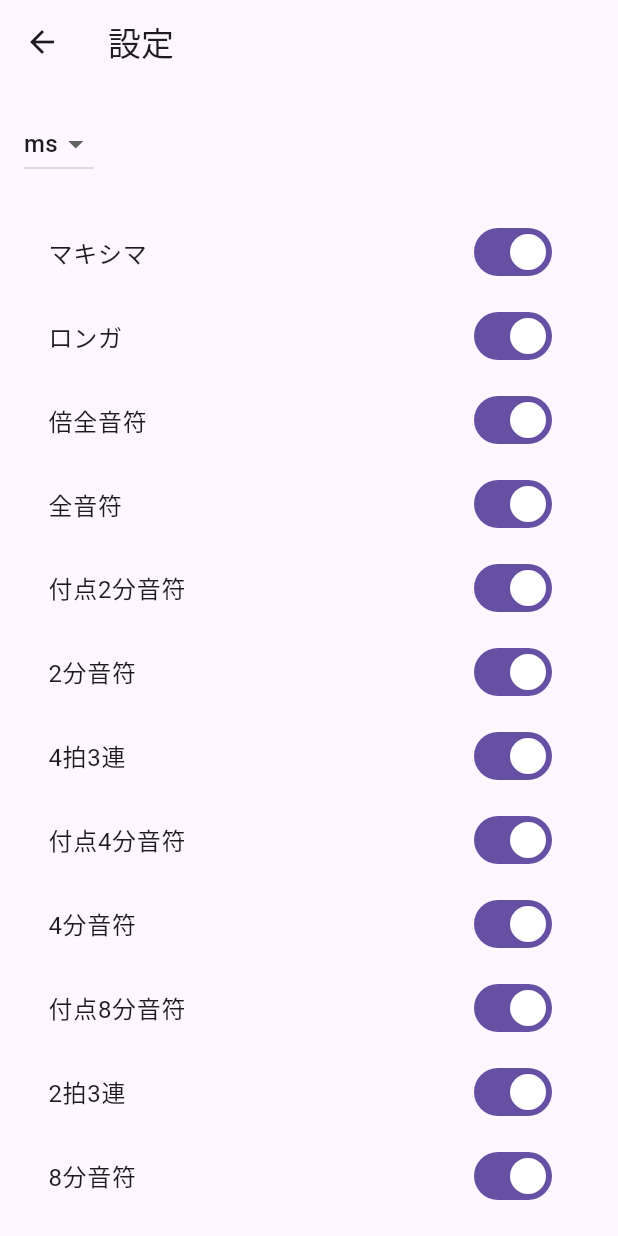
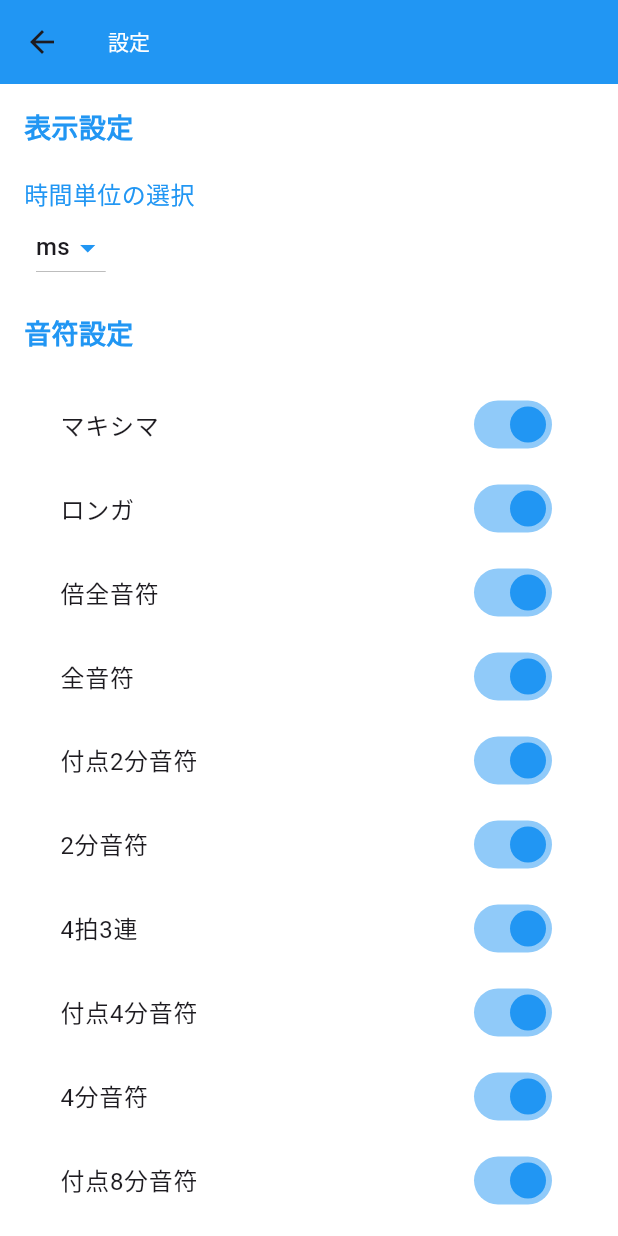
Before and after one commit to ryuya0124/musical_note_calculator, a Flutter app: the screen it shows after launch, after a tap on the "settings" icon, on a phone screen of 412 x 824 dp. Run offline on Flutter 3.47's test engine with Material 3 defaults, Android fonts, the phone set to English and light mode, and no system bars.

Commit message:
UI改善、配色をmain.dartに集約

```diff
--- a/lib/home_page.dart
+++ b/lib/home_page.dart
@@ -1,7 +1,7 @@
 import 'package:flutter/material.dart';
 import 'package:provider/provider.dart';
-import 'settings_page.dart'; // 設定ページのインポート
-import 'settings_model.dart'; // SettingsModel のインポート
+import 'settings_page.dart';
+import 'settings_model.dart';
 
 class HomePage extends StatefulWidget {
   @override
@@ -32,7 +32,6 @@ class _HomePageState extends State<HomePage> {
           IconButton(
             icon: Icon(Icons.settings),
             onPressed: () {
-              // 設定画面に遷移
               Navigator.push(
                 context,
                 MaterialPageRoute(builder: (context) => SettingsPage()),
--- a/lib/main.dart
+++ b/lib/main.dart
@@ -1,12 +1,15 @@
+//main.dart
+
 import 'package:flutter/material.dart';
 import 'package:provider/provider.dart';
 import 'home_page.dart';
-import 'settings_model.dart';
+import 'settings_page.dart';
+import 'settings_model.dart'; // SettingsModelをインポート
 
 void main() {
   runApp(
     ChangeNotifierProvider(
-      create: (context) => SettingsModel(),
+      create: (context) => SettingsModel(), // SettingsModelを提供
       child: MyApp(),
     ),
   );
@@ -17,6 +20,17 @@ class MyApp extends StatelessWidget {
   Widget build(BuildContext context) {
     return MaterialApp(
       title: 'Musical Note Calculator',
+      theme: ThemeData(
+        primaryColor: Colors.blue,
+        appBarTheme: AppBarTheme(
+          backgroundColor: Colors.blue,
+          titleTextStyle: TextStyle(color: Colors.white),
+        ),
+        scaffoldBackgroundColor: Colors.white,
+        textTheme: TextTheme(
+          bodyLarge: TextStyle(color: Colors.black),
+        ),
+      ),
       debugShowCheckedModeBanner: false,
       home: HomePage(),
     );
--- a/lib/settings_model.dart
+++ b/lib/settings_model.dart
@@ -1,3 +1,5 @@
+//settings_model.dart
+
 import 'package:flutter/material.dart';
 
 class SettingsModel extends ChangeNotifier {
--- a/lib/settings_page.dart
+++ b/lib/settings_page.dart
@@ -5,9 +5,13 @@ import 'settings_model.dart';
 class SettingsPage extends StatelessWidget {
   @override
   Widget build(BuildContext context) {
+    // AppBarの背景色を取得
+    final appBarColor = Theme.of(context).primaryColor;
+
     return Scaffold(
       appBar: AppBar(
         title: Text('設定'),
+        backgroundColor: appBarColor, // AppBarの背景色を設定
       ),
       body: Padding(
         padding: const EdgeInsets.all(16.0),
@@ -15,8 +19,28 @@ class SettingsPage extends StatelessWidget {
           child: Column(
             crossAxisAlignment: CrossAxisAlignment.start,
             children: [
-              // 単位選択用のDropdownButton
-              DropdownButton<String>(
+              // セクションタイトル - 表示設定
+              Text(
+                '表示設定',
+                style: TextStyle(
+                  fontSize: 18,
+                  fontWeight: FontWeight.bold,
+                  color: appBarColor,
+                ),
+              ),
+              SizedBox(height: 20),
+
+              // 時間単位選択用のDropdownButton
+              Text(
+                '時間単位の選択',
+                style: TextStyle(
+                  fontSize: 16,
+                  color: appBarColor,
+                ),
+              ),
+              Container(
+                margin: EdgeInsets.only(left: 8.0), // 左マージンを調整
+                child: DropdownButton<String>(
                   value: context.watch<SettingsModel>().selectedUnit,
                   items: ['ms', 's', 'µs'].map((unit) {
                     return DropdownMenuItem<String>(
@@ -29,17 +53,35 @@ class SettingsPage extends StatelessWidget {
                       context.read<SettingsModel>().setUnit(value);
                     }
                   },
+                  dropdownColor: Colors.white, // ドロップダウンの背景色を白に設定
+                  iconEnabledColor: appBarColor, // ドロップダウンのアイコン色をAppBarの色に
+                ),
+              ),
+              SizedBox(height: 20),
+
+              // セクションタイトル - 音符設定
+              Text(
+                '音符設定',
+                style: TextStyle(
+                  fontSize: 18,
+                  fontWeight: FontWeight.bold,
+                  color: appBarColor,
+                ),
               ),
               SizedBox(height: 20),
 
               // 音符の有効無効切り替え用のSwitchListTile
               ...context.watch<SettingsModel>().enabledNotes.keys.map((note) {
-                return SwitchListTile(
+                return Container(
+                  margin: EdgeInsets.only(left: 8.0), // 左マージンを調整
+                  child: SwitchListTile(
                     title: Text(note),
                     value: context.watch<SettingsModel>().enabledNotes[note]!,
                     onChanged: (bool value) {
                       context.read<SettingsModel>().toggleNoteEnabled(note);
                     },
+                    activeColor: appBarColor, // Switchのアクティブ色をAppBarの色に設定
+                  ),
                 );
               }).toList(),
             ],
```
Lines whose indentation alone changed are shown as unchanged.
